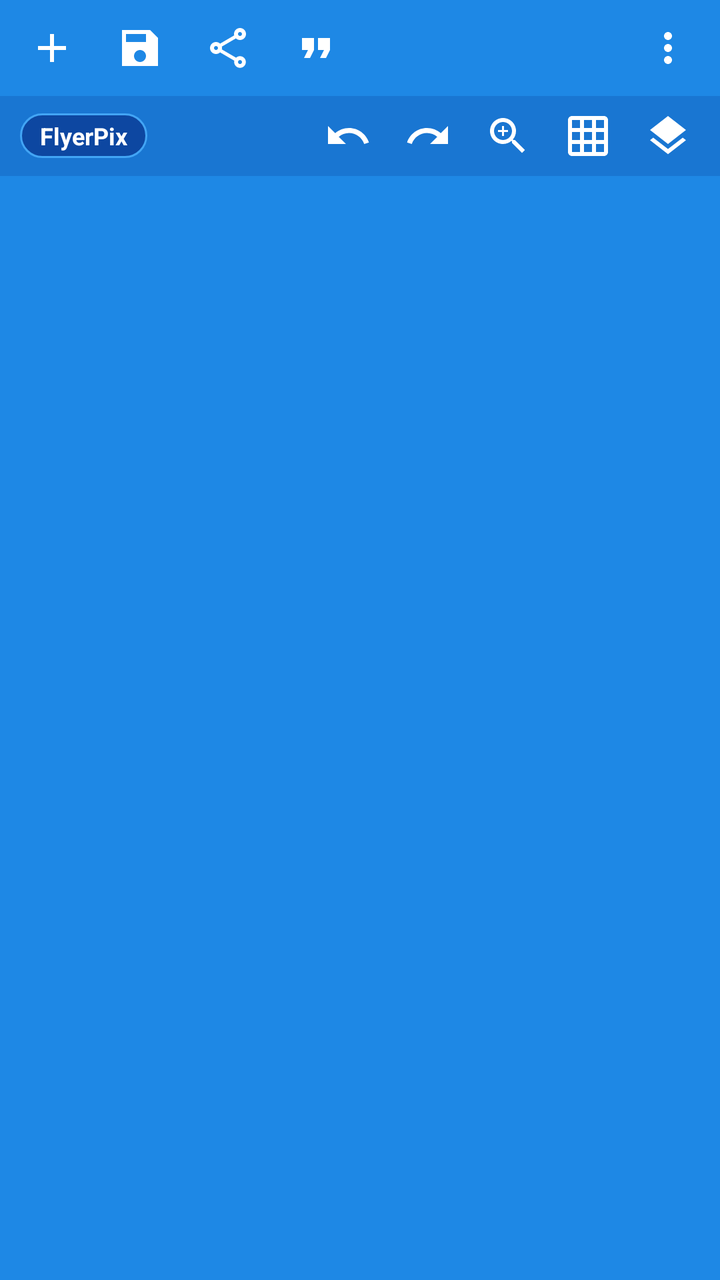
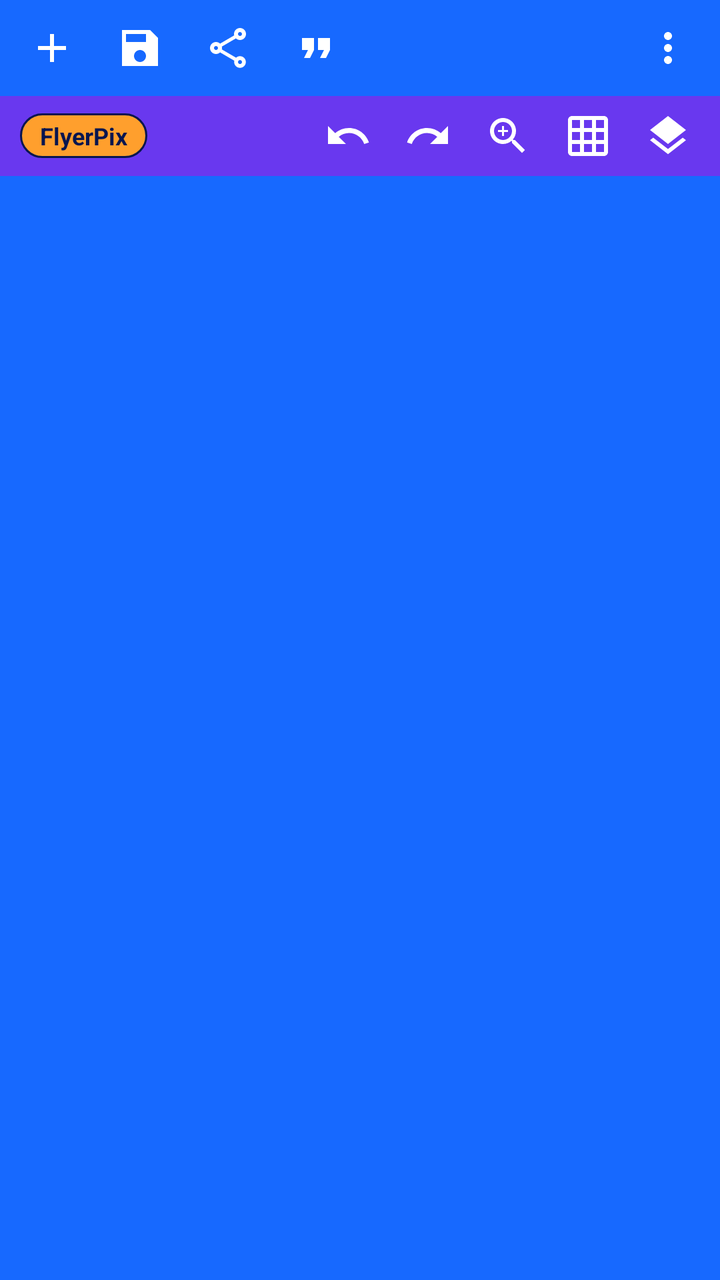

Compare the two renders of this Android layout. The source of the first and the diff that turns it into the second are given below.
<!-- AndroidManifest.xml: application theme AppTheme -->
<!-- res/layout/layout_authentic_top_bar.xml -->
<?xml version="1.0" encoding="utf-8"?>
<LinearLayout xmlns:android="http://schemas.android.com/apk/res/android"
    xmlns:app="http://schemas.android.com/apk/res-auto"
    android:id="@+id/authenticTopBarContainer"
    android:layout_width="match_parent"
    android:layout_height="wrap_content"
    android:background="#1E88E5"
    android:elevation="6dp"
    android:orientation="vertical">

    
    <LinearLayout
        android:id="@+id/topBarRow1"
        android:layout_width="match_parent"
        android:layout_height="48dp"
        android:gravity="center_vertical"
        android:orientation="horizontal"
        android:paddingHorizontal="4dp">

        <ImageButton
            android:id="@+id/btnTopAdd"
            android:layout_width="44dp"
            android:layout_height="44dp"
            android:background="?attr/selectableItemBackgroundBorderless"
            android:contentDescription="Tambah Objek"
            android:src="@drawable/ic_add_24px"
            app:tint="@android:color/white" />

        <ImageButton
            android:id="@+id/btnTopSave"
            android:layout_width="44dp"
            android:layout_height="44dp"
            android:background="?attr/selectableItemBackgroundBorderless"
            android:contentDescription="Simpan"
            android:src="@drawable/ic_sharp_save_24px"
            app:tint="@android:color/white" />

        <ImageButton
            android:id="@+id/btnTopShare"
            android:layout_width="44dp"
            android:layout_height="44dp"
            android:background="?attr/selectableItemBackgroundBorderless"
            android:contentDescription="Bagikan"
            android:src="@drawable/ic_outline_share_24px"
            app:tint="@android:color/white" />

        <ImageButton
            android:id="@+id/btnTopQuotes"
            android:layout_width="44dp"
            android:layout_height="44dp"
            android:background="?attr/selectableItemBackgroundBorderless"
            android:contentDescription="Kutipan"
            android:src="@drawable/ic_format_quote_24px"
            app:tint="@android:color/white" />

        <View
            android:layout_width="0dp"
            android:layout_height="1dp"
            android:layout_weight="1" />

        <ImageButton
            android:id="@+id/btnTopOverflow"
            android:layout_width="44dp"
            android:layout_height="44dp"
            android:background="?attr/selectableItemBackgroundBorderless"
            android:contentDescription="Menu Lainnya"
            android:src="@drawable/ic_more_vert_24px"
            app:tint="@android:color/white" />
    </LinearLayout>

    
    <LinearLayout
        android:id="@+id/topBarRow2"
        android:layout_width="match_parent"
        android:layout_height="40dp"
        android:background="#1976D2"
        android:gravity="center_vertical"
        android:orientation="horizontal"
        android:paddingHorizontal="6dp">

        <TextView
            android:id="@+id/tvPixelLabBadge"
            android:layout_width="wrap_content"
            android:layout_height="wrap_content"
            android:layout_marginStart="4dp"
            android:background="@drawable/bg_pixellab_badge"
            android:text="FlyerPix"
            android:textColor="@android:color/white"
            android:textSize="12sp"
            android:textStyle="bold" />

        <View
            android:layout_width="0dp"
            android:layout_height="1dp"
            android:layout_weight="1" />

        <ImageButton
            android:id="@+id/btnTopUndo"
            android:layout_width="40dp"
            android:layout_height="40dp"
            android:background="?attr/selectableItemBackgroundBorderless"
            android:contentDescription="Undo"
            android:src="@drawable/ic_sharp_undo_24px"
            app:tint="@android:color/white" />

        <ImageButton
            android:id="@+id/btnTopRedo"
            android:layout_width="40dp"
            android:layout_height="40dp"
            android:background="?attr/selectableItemBackgroundBorderless"
            android:contentDescription="Redo"
            android:src="@drawable/ic_sharp_redo_24px"
            app:tint="@android:color/white" />

        <ImageButton
            android:id="@+id/btnTopZoom"
            android:layout_width="40dp"
            android:layout_height="40dp"
            android:background="?attr/selectableItemBackgroundBorderless"
            android:contentDescription="Zoom"
            android:src="@drawable/ic_zoom_in_24px"
            app:tint="@android:color/white" />

        <ImageButton
            android:id="@+id/btnTopGrid"
            android:layout_width="40dp"
            android:layout_height="40dp"
            android:background="?attr/selectableItemBackgroundBorderless"
            android:contentDescription="Grid"
            android:src="@drawable/ic_grid_on_24px"
            app:tint="@android:color/white" />

        <ImageButton
            android:id="@+id/btnTopLayers"
            android:layout_width="40dp"
            android:layout_height="40dp"
            android:background="?attr/selectableItemBackgroundBorderless"
            android:contentDescription="Layers"
            android:src="@drawable/ic_layers_24px"
            app:tint="@android:color/white" />
    </LinearLayout>

</LinearLayout>
<!-- resources referenced by this layout -->
<resources>
  <!-- drawable bg_pixellab_badge (drawable) -->
  <?xml version="1.0" encoding="utf-8"?>
  <shape xmlns:android="http://schemas.android.com/apk/res/android"
      android:shape="rectangle">
      <solid android:color="#0D47A1" />
      <corners android:radius="14dp" />
      <stroke
          android:width="1dp"
          android:color="#42A5F5" />
      <padding
          android:left="10dp"
          android:top="3dp"
          android:right="10dp"
          android:bottom="3dp" />
  </shape>
  <style name="AppTheme" parent="Theme.MaterialComponents.Light.NoActionBar">
          
          <item name="colorPrimary">@color/white</item>
          <item name="colorOnPrimary">@color/black</item>
          <item name="colorSecondary">@color/white</item>
          <item name="colorPrimaryDark">@color/black</item>
  
          <item name="colorSurface">@color/white</item>
          <item name="colorOnSurface">@color/blueDark</item>
  
          
          <item name="android:colorControlActivated">@color/black</item>
          
          <item name="android:colorControlNormal">@color/gray</item>
  
          
          <item name="android:statusBarColor">@color/whiteDark</item>
          <item name="android:windowLightStatusBar">true</item>
  
          <item name="textInputStyle">
              @style/AppTextInputLayout
          </item>
  
          <item name="bottomNavigationStyle">
              @style/AppBottomNavigation
          </item>
  
          <item name="materialButtonStyle">
              @style/AppButton
          </item>
  
          <item name="textAppearanceButton">
              @style/ButtonText
          </item>
  
          <item name="textAppearanceBody1">
              @style/Body1Text
          </item>
  
          <item name="textAppearanceBody2">
              @style/Body2Text
          </item>
  
          <item name="textAppearanceCaption">
              @style/CaptionText
          </item>
  
          <item name="textAppearanceHeadline4">
              @style/Headline4Text
          </item>
  
          <item name="textAppearanceHeadline5">
              @style/Headline5Text
          </item>
  
          <item name="textAppearanceHeadline6">
              @style/Headline6Text
          </item>
  
          <item name="floatingActionButtonStyle">
              @style/AppFloatingActionButton
          </item>
  
          <item name="shapeAppearanceSmallComponent">@style/SmallComponent</item>
          <item name="shapeAppearanceMediumComponent">@style/MediumComponent</item>
          <item name="shapeAppearanceLargeComponent">@style/LargeComponent</item>
      </style>
  <color name="white">#fff</color>
  <color name="black">#000</color>
  <color name="blueDark">#1976d2</color>
  <color name="gray">#616161</color>
  <color name="whiteDark">#f5f5f5</color>
  <style name="AppTextInputLayout" parent="Widget.MaterialComponents.TextInputLayout.OutlinedBox.Dense">
          <item name="boxStrokeColor">@color/black</item>
          <item name="counterTextColor">@color/gray</item>
          <item name="hintTextColor">@color/gray</item>
          <item name="boxCornerRadiusBottomEnd">0dp</item>
          <item name="boxCornerRadiusBottomStart">0dp</item>
          <item name="boxCornerRadiusTopStart">0dp</item>
          <item name="boxCornerRadiusTopEnd">0dp</item>
      </style>
  <style name="AppBottomNavigation" parent="Widget.MaterialComponents.BottomNavigationView.Colored">
  
      </style>
  <style name="AppButton" parent="Widget.MaterialComponents.Button.UnelevatedButton">
          <item name="strokeColor">@color/black</item>
          <item name="strokeWidth">1dp</item>
          <item name="android:textColor">@color/black</item>
      </style>
  <style name="Body2Text" parent="TextAppearance.MaterialComponents.Body2">
          <item name="fontFamily">@font/raleway_semibold</item>
      </style>
  <style name="FloatingActionButton" parent="ShapeAppearanceOverlay.MaterialComponents.FloatingActionButton">
      </style>
  <!-- unchanged entries left out for length: 20 -->
</resources>

<!-- the commit's change to res/layout/layout_authentic_top_bar.xml (unified diff, before → after) -->
@@ -4,7 +4,7 @@
     android:id="@+id/authenticTopBarContainer"
     android:layout_width="match_parent"
     android:layout_height="wrap_content"
-    android:background="#1E88E5"
+    android:background="@color/brand_blue"
     android:elevation="6dp"
     android:orientation="vertical">
 
@@ -73,7 +73,7 @@
         android:id="@+id/topBarRow2"
         android:layout_width="match_parent"
         android:layout_height="40dp"
-        android:background="#1976D2"
+        android:background="@color/brand_violet"
         android:gravity="center_vertical"
         android:orientation="horizontal"
         android:paddingHorizontal="6dp">
@@ -85,7 +85,7 @@
             android:layout_marginStart="4dp"
             android:background="@drawable/bg_pixellab_badge"
             android:text="FlyerPix"
-            android:textColor="@android:color/white"
+            android:textColor="@color/brand_navy"
             android:textSize="12sp"
             android:textStyle="bold" />
 
<!-- resource entries referenced after the edit -->
@@ -1,14 +1,17 @@
 <!-- resources referenced by this layout -->
 <resources>
+  <color name="brand_blue">#1769FF</color>
+  <color name="brand_navy">#07164F</color>
+  <color name="brand_violet">#6938EF</color>
   <!-- drawable bg_pixellab_badge (drawable) -->
   <?xml version="1.0" encoding="utf-8"?>
   <shape xmlns:android="http://schemas.android.com/apk/res/android"
       android:shape="rectangle">
-      <solid android:color="#0D47A1" />
+      <solid android:color="@color/brand_orange" />
       <corners android:radius="14dp" />
       <stroke
           android:width="1dp"
-          android:color="#42A5F5" />
+          android:color="@color/brand_navy" />
       <padding
           android:left="10dp"
           android:top="3dp"
@@ -23,16 +26,16 @@
           <item name="colorPrimaryDark">@color/black</item>
   
           <item name="colorSurface">@color/white</item>
-          <item name="colorOnSurface">@color/blueDark</item>
+          <item name="colorOnSurface">@color/brand_navy</item>
   
           
-          <item name="android:colorControlActivated">@color/black</item>
+          <item name="android:colorControlActivated">@color/brand_blue</item>
           
           <item name="android:colorControlNormal">@color/gray</item>
   
           
-          <item name="android:statusBarColor">@color/whiteDark</item>
-          <item name="android:windowLightStatusBar">true</item>
+          <item name="android:statusBarColor">@color/brand_navy</item>
+          <item name="android:windowLightStatusBar">false</item>
   
           <item name="textInputStyle">
               @style/AppTextInputLayout
@@ -82,13 +85,12 @@
           <item name="shapeAppearanceMediumComponent">@style/MediumComponent</item>
           <item name="shapeAppearanceLargeComponent">@style/LargeComponent</item>
       </style>
+  <color name="brand_orange">#FF9F2D</color>
   <color name="white">#fff</color>
   <color name="black">#000</color>
-  <color name="blueDark">#1976d2</color>
   <color name="gray">#616161</color>
-  <color name="whiteDark">#f5f5f5</color>
   <style name="AppTextInputLayout" parent="Widget.MaterialComponents.TextInputLayout.OutlinedBox.Dense">
-          <item name="boxStrokeColor">@color/black</item>
+          <item name="boxStrokeColor">@color/brand_blue</item>
           <item name="counterTextColor">@color/gray</item>
           <item name="hintTextColor">@color/gray</item>
           <item name="boxCornerRadiusBottomEnd">0dp</item>
@@ -100,9 +102,9 @@
   
       </style>
   <style name="AppButton" parent="Widget.MaterialComponents.Button.UnelevatedButton">
-          <item name="strokeColor">@color/black</item>
+          <item name="strokeColor">@color/brand_blue</item>
           <item name="strokeWidth">1dp</item>
-          <item name="android:textColor">@color/black</item>
+          <item name="android:textColor">@color/brand_blue</item>
       </style>
   <style name="Body2Text" parent="TextAppearance.MaterialComponents.Body2">
           <item name="fontFamily">@font/raleway_semibold</item>
